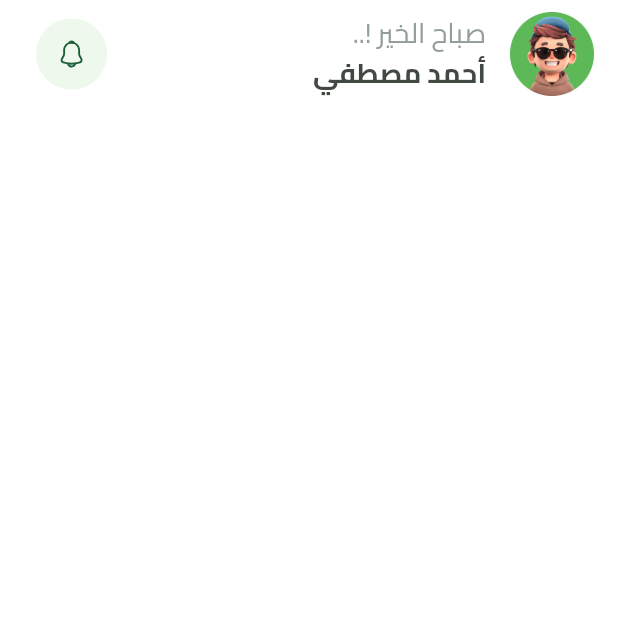
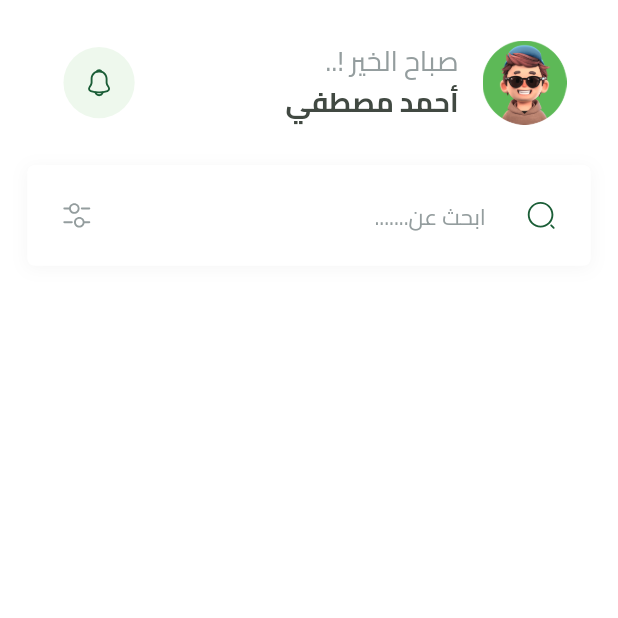
Before and after one commit to MhammadAli/Fakahany, a Flutter app: the HomeView screen opened by its route, on a phone screen of 412 x 824 dp, the top half of it. Run offline on Flutter 3.47's test engine with Material 3 defaults, Android fonts, the light colour scheme and no system bars; our stand-ins replace bloc, cloud_firestore, dartz, dots_indicator, firebase_auth, firebase_core and 7 more; missing offline and left inert: flutter_facebook_auth; accounts and stored records are empty.

Commit message:
create search text field.

```diff
--- a/lib/constants.dart
+++ b/lib/constants.dart
@@ -1,5 +1,5 @@
-
 import 'package:flutter_screenutil/flutter_screenutil.dart';
 
 final kHorizontalPadding = 16.0.w;
+final kTopPadding = 16.0.h;
 const isOnBoardingViewSeenKey = 'isOnBoardingViewSeen';
--- /dev/null
+++ b/lib/core/widgets/search_text_field.dart
@@ -0,0 +1,60 @@
+import 'package:flutter/material.dart';
+import 'package:flutter_screenutil/flutter_screenutil.dart';
+import 'package:flutter_svg/svg.dart';
+
+import '../../generated/assets.dart';
+import '../../utils/app_text_styles.dart';
+
+class SearchTextField extends StatelessWidget {
+  const SearchTextField({super.key});
+
+  @override
+  Widget build(BuildContext context) {
+    return Container(
+      decoration: const BoxDecoration(
+        boxShadow: [
+          BoxShadow(
+            color: Color(0x0A000000),
+            blurRadius: 9,
+            offset: Offset(0, 2),
+            spreadRadius: 0,
+          )
+        ],
+      ),
+      child: TextField(
+        keyboardType: TextInputType.text,
+        decoration: InputDecoration(
+          prefixIcon: Padding(
+            padding: EdgeInsets.all(20.w),
+            child: SvgPicture.asset(Assets.imagesSearchIcon),
+          ),
+          suffixIcon: Padding(
+            padding: EdgeInsets.all(20.w),
+            child: SvgPicture.asset(Assets.imagesFilter),
+          ),
+          hintText: 'ابحث عن.......',
+          hintStyle: AppTextStyles.regular13.copyWith(
+            color: const Color(0xFF949D9E),
+          ),
+          filled: true,
+          fillColor: Colors.white,
+          border: buildBorder(),
+          enabledBorder: buildBorder(),
+          focusedBorder: buildBorder(),
+        ),
+      ),
+    );
+  }
+
+  OutlineInputBorder buildBorder() {
+    return OutlineInputBorder(
+      borderRadius: BorderRadius.circular(
+        4.r,
+      ),
+      borderSide: BorderSide(
+        width: 1.w,
+        color: Colors.white,
+      ),
+    );
+  }
+}
--- a/lib/features/home/presentation/views/widgets/home_view_body.dart
+++ b/lib/features/home/presentation/views/widgets/home_view_body.dart
@@ -1,17 +1,34 @@
+import 'package:fakahany/constants.dart';
+import 'package:fakahany/core/widgets/search_text_field.dart';
 import 'package:fakahany/features/home/presentation/views/widgets/custom_home_app_bar.dart';
 import 'package:flutter/material.dart';
+import 'package:flutter_screenutil/flutter_screenutil.dart';
 
 class HomeViewBody extends StatelessWidget {
   const HomeViewBody({Key? key}) : super(key: key);
 
   @override
   Widget build(BuildContext context) {
-    return CustomScrollView(
-      slivers: [
-        SliverToBoxAdapter(
-          child: CustomHomeAppBar(),
-        )
-      ],
+    return Padding(
+      padding: EdgeInsets.symmetric(horizontal: 16.w),
+      child: CustomScrollView(
+        slivers: [
+          SliverToBoxAdapter(
+            child: Column(
+              children: [
+                SizedBox(
+                  height: kTopPadding,
+                ),
+                const CustomHomeAppBar(),
+                SizedBox(
+                  height: kTopPadding,
+                ),
+                const SearchTextField(),
+              ],
+            ),
+          )
+        ],
+      ),
     );
   }
 }
```
Also changed, not shown: assets/images/filter.svg (added), assets/images/search_icon.svg (added), lib/generated/assets.dart.
